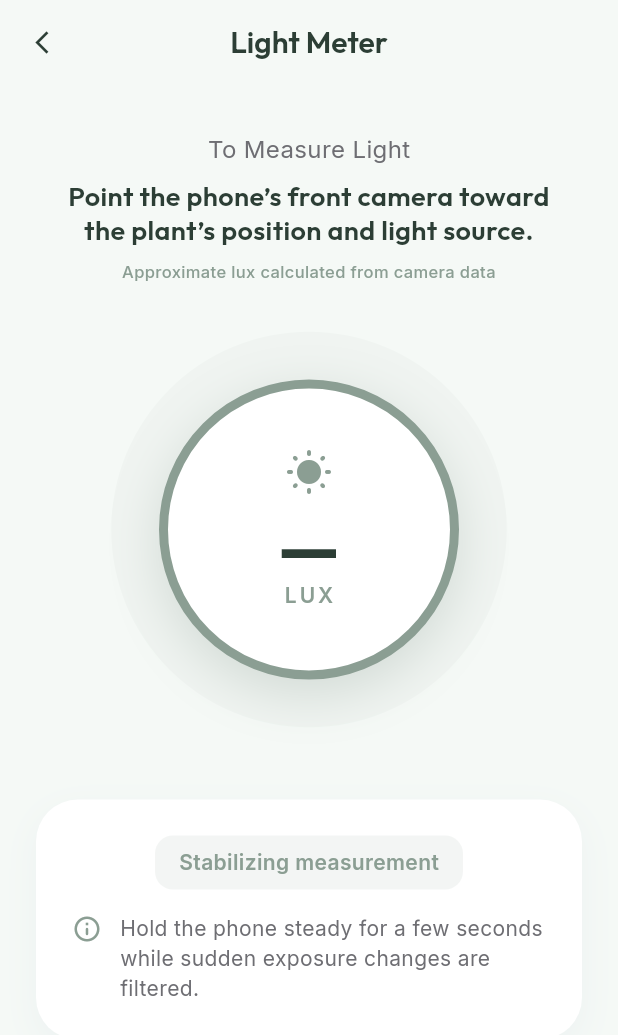
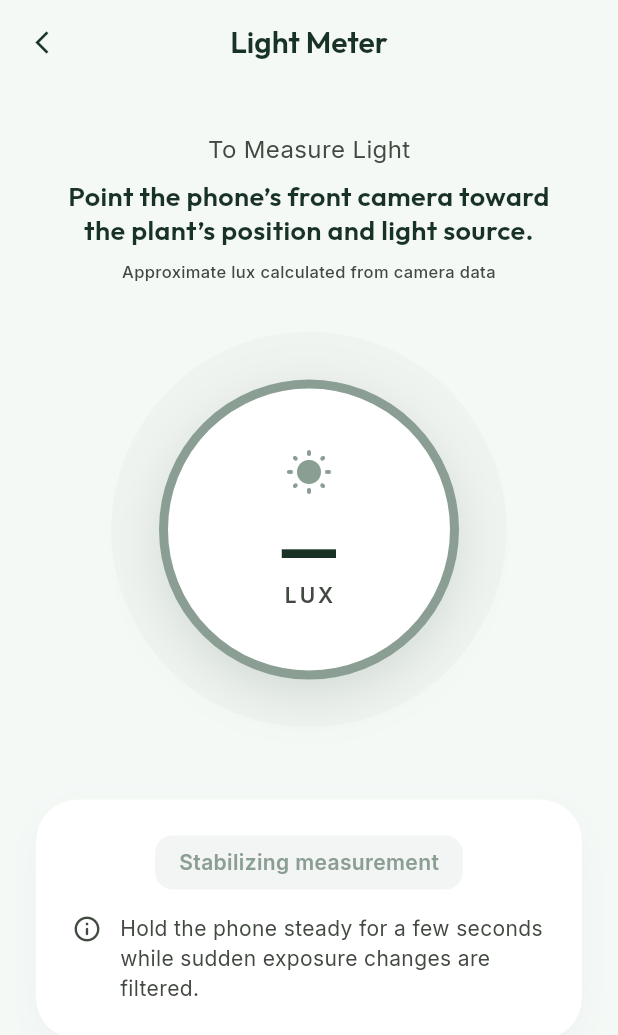
Before and after one commit to godsrighteousman/botaniq, a Flutter app: the LightMeterPage screen opened directly, on a phone screen of 412 x 824 dp. Shown: the top 1035 px of the screen. Run offline on Flutter 3.47's test engine with Material 3 defaults, Android fonts, the phone set to English and light mode, and no system bars; our stand-ins replace camera, flutter_local_notifications, flutter_timezone, geolocator, google_fonts, google_sign_in and 5 more; missing offline and left inert: purchases_flutter; accounts and stored records are empty; network calls fail; statements that could not run were skipped.

Commit message:
fix: dark-mode contrast bugs in light meter and history dialog
- LightMeterPage: gauge card, AppBar icon/title, and instruction text
  were hardcoded to light colors (white cards, dark ink) regardless of
  theme — genuinely unreadable in dark mode. Converted to
  colorScheme.surface/onSurface/onSurfaceVariant; status colors
  (low/medium/high light) stay as intentional semantic accents.
- SearchHistoryPage: "clear history" confirmation dialog had a
  hardcoded white background that would render incorrectly on dark
  theme; now follows colorScheme.surface like every other dialog in
  the app.
- Audited every AlertDialog and Colors.white usage across the app:
  everything else is either already theme-aware or intentionally
  fixed (auth/onboarding screens keep their single branded dark look,
  hero cards use white text over image/gradient overlays that stay
  legible in both themes).

No functional changes; flutter analyze and full test suite clean.

Co-Authored-By: Claude Sonnet 5 <noreply@anthropic.com>

```diff
--- a/lib/features/garden/presentation/pages/search_history_page.dart
+++ b/lib/features/garden/presentation/pages/search_history_page.dart
@@ -43,7 +43,7 @@ class _SearchHistoryPageState extends State<SearchHistoryPage> {
     final confirm = await showDialog<bool>(
       context: context,
       builder: (context) => AlertDialog(
-        backgroundColor: Colors.white,
+        backgroundColor: Theme.of(context).colorScheme.surface,
         shape: RoundedRectangleBorder(borderRadius: BorderRadius.circular(24)),
         title: Text(
           l10n.historyClearTitle,
@@ -54,7 +54,7 @@ class _SearchHistoryPageState extends State<SearchHistoryPage> {
         ),
         content: Text(
           l10n.historyClearMessage,
-          style: GoogleFonts.inter(color: const Color(0xFF5C7165)),
+          style: GoogleFonts.inter(color: _textSecondary),
         ),
         actions: [
           TextButton(
--- a/lib/features/healthy/presentation/pages/light_meter_page.dart
+++ b/lib/features/healthy/presentation/pages/light_meter_page.dart
@@ -183,6 +183,7 @@ class _LightMeterPageState extends State<LightMeterPage>
   @override
   Widget build(BuildContext context) {
     final l10n = AppLocalizations.of(context)!;
+    final colors = Theme.of(context).colorScheme;
     return Scaffold(
       backgroundColor: _bgHint,
       appBar: AppBar(
@@ -190,9 +191,9 @@ class _LightMeterPageState extends State<LightMeterPage>
         elevation: 0,
         centerTitle: true,
         leading: IconButton(
-          icon: const Icon(
+          icon: Icon(
             Icons.arrow_back_ios_new,
-            color: Color(0xFF2C3E35),
+            color: colors.onSurface,
             size: 18,
           ),
           onPressed: () => Navigator.pop(context),
@@ -200,7 +201,7 @@ class _LightMeterPageState extends State<LightMeterPage>
         title: Text(
           l10n.lightMeterTitle,
           style: GoogleFonts.outfit(
-            color: const Color(0xFF2C3E35),
+            color: colors.onSurface,
             fontSize: 20,
             fontWeight: FontWeight.w600,
           ),
@@ -216,7 +217,7 @@ class _LightMeterPageState extends State<LightMeterPage>
               Text(
                 l10n.lightMeterInstructionTitle,
                 style: GoogleFonts.inter(
-                  color: const Color(0xFF6E6E73),
+                  color: colors.onSurfaceVariant,
                   fontSize: 16,
                 ),
               ),
@@ -225,7 +226,7 @@ class _LightMeterPageState extends State<LightMeterPage>
                 l10n.lightMeterInstruction,
                 textAlign: TextAlign.center,
                 style: GoogleFonts.outfit(
-                  color: const Color(0xFF2C3E35),
+                  color: colors.onSurface,
                   fontSize: 18,
                   fontWeight: FontWeight.w600,
                   height: 1.3,
@@ -236,19 +237,19 @@ class _LightMeterPageState extends State<LightMeterPage>
                 l10n.lightMeterCameraEstimate,
                 textAlign: TextAlign.center,
                 style: GoogleFonts.inter(
-                  color: const Color(0xFF8B9E93),
+                  color: colors.onSurfaceVariant,
                   fontSize: 11,
                   fontWeight: FontWeight.w500,
                 ),
               ),
               const SizedBox(height: 44),
-              _buildLuxGauge(),
+              _buildLuxGauge(context),
               const SizedBox(height: 60),
               Container(
                 width: double.infinity,
                 padding: const EdgeInsets.all(24),
                 decoration: BoxDecoration(
-                  color: Colors.white,
+                  color: colors.surface,
                   borderRadius: BorderRadius.circular(28),
                   boxShadow: [
                     BoxShadow(
@@ -287,9 +288,9 @@ class _LightMeterPageState extends State<LightMeterPage>
                     Row(
                       crossAxisAlignment: CrossAxisAlignment.start,
                       children: [
-                        const Icon(
+                        Icon(
                           Icons.info_outline_rounded,
-                          color: Color(0xFF8B9E93),
+                          color: colors.onSurfaceVariant,
                           size: 20,
                         ),
                         const SizedBox(width: 12),
@@ -297,7 +298,7 @@ class _LightMeterPageState extends State<LightMeterPage>
                           child: Text(
                             _getRecommendation(l10n),
                             style: GoogleFonts.inter(
-                              color: const Color(0xFF6E6E73),
+                              color: colors.onSurfaceVariant,
                               fontSize: 14,
                               height: 1.4,
                             ),
@@ -315,7 +316,8 @@ class _LightMeterPageState extends State<LightMeterPage>
     );
   }
 
-  Widget _buildLuxGauge() {
+  Widget _buildLuxGauge(BuildContext context) {
+    final colors = Theme.of(context).colorScheme;
     return Stack(
       alignment: Alignment.center,
       children: [
@@ -359,7 +361,7 @@ class _LightMeterPageState extends State<LightMeterPage>
           height: 200,
           decoration: BoxDecoration(
             shape: BoxShape.circle,
-            color: Colors.white,
+            color: colors.surface,
             border: Border.all(color: _getStatusColor(), width: 6),
             boxShadow: [
               BoxShadow(
@@ -381,7 +383,7 @@ class _LightMeterPageState extends State<LightMeterPage>
                   return Text(
                     _hasMeasurement ? '${value.round()}' : '—',
                     style: GoogleFonts.outfit(
-                      color: const Color(0xFF2C3E35),
+                      color: colors.onSurface,
                       fontSize: 48,
                       fontWeight: FontWeight.bold,
                       height: 1.0,
@@ -392,7 +394,7 @@ class _LightMeterPageState extends State<LightMeterPage>
               Text(
                 'LUX',
                 style: GoogleFonts.inter(
-                  color: const Color(0xFF8B9E93),
+                  color: colors.onSurfaceVariant,
                   fontSize: 14,
                   fontWeight: FontWeight.w600,
                   letterSpacing: 2,
```
